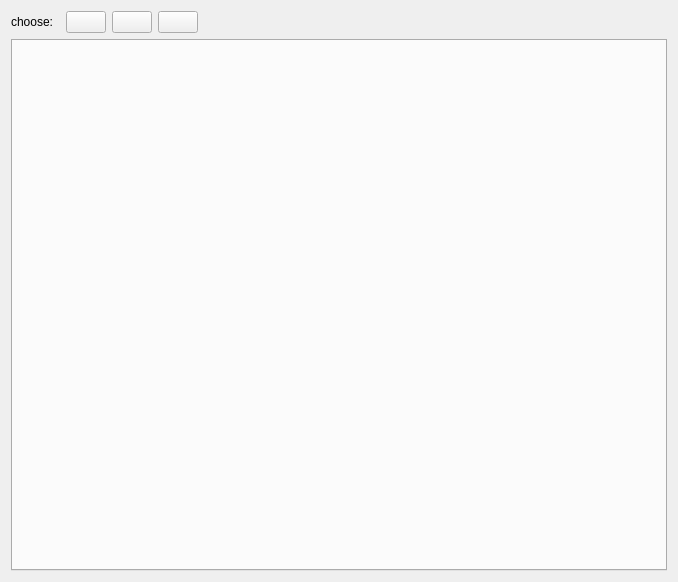
Before: the Qt Designer form Plugins/org.mitk.gui.qt.cli/src/internal/CommandLineModulesViewControls.ui in MITK/MITK, drawn with Qt 5.
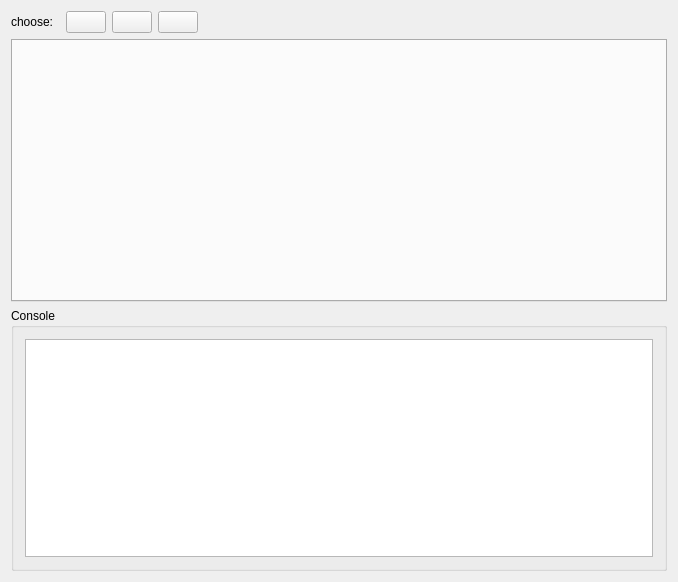
After: the same form once the commit is applied. Custom widgets are drawn as their Qt base class.

Commit message: Implemented pause, resume, cancel, stop, start in CLI module

Diff of the .ui file:
```diff
--- a/Plugins/org.mitk.gui.qt.cli/src/internal/CommandLineModulesViewControls.ui
+++ b/Plugins/org.mitk.gui.qt.cli/src/internal/CommandLineModulesViewControls.ui
@@ -19,10 +19,8 @@
   <property name="windowTitle">
    <string>QmitkTemplate</string>
   </property>
-  <layout class="QHBoxLayout" name="horizontalLayout_4">
+  <layout class="QVBoxLayout" name="verticalLayout">
    <item>
-    <layout class="QGridLayout" name="m_GridLayout">
-     <item row="0" column="0">
       <layout class="QHBoxLayout" name="m_HorizontalLayout">
        <item>
         <widget class="QLabel" name="m_ChooseLabel">
@@ -113,7 +111,7 @@
        </item>
       </layout>
      </item>
-     <item row="1" column="0">
+   <item>
       <widget class="QWidget" name="m_GeneratedGuiWidget" native="true">
        <property name="sizePolicy">
         <sizepolicy hsizetype="Preferred" vsizetype="Expanding">
@@ -141,7 +139,21 @@
        </layout>
       </widget>
      </item>
-    </layout>
+   <item>
+    <widget class="ctkCollapsibleGroupBox" name="m_ConsoleOutput">
+     <property name="title">
+      <string>Console</string>
+     </property>
+     <layout class="QHBoxLayout" name="horizontalLayout_2">
+      <item>
+       <widget class="QPlainTextEdit" name="m_ConsoleOutputTextEdit">
+        <property name="readOnly">
+         <bool>true</bool>
+        </property>
+       </widget>
+      </item>
+     </layout>
+    </widget>
    </item>
   </layout>
  </widget>
@@ -153,6 +165,12 @@
    <header location="global">ctkMenuComboBox.h</header>
    <container>1</container>
   </customwidget>
+  <customwidget>
+   <class>ctkCollapsibleGroupBox</class>
+   <extends>QGroupBox</extends>
+   <header>ctkCollapsibleGroupBox.h</header>
+   <container>1</container>
+  </customwidget>
  </customwidgets>
  <resources>
   <include location="../../resources/CommandLineModulesResources.qrc"/>
```
Lines whose indentation alone changed are shown as unchanged. The commit also changes 6 other files.
